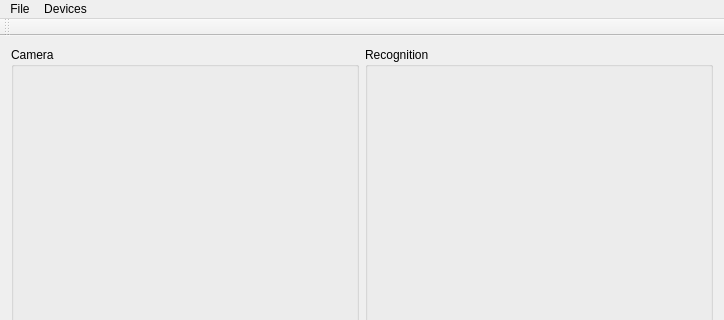
This is mainwindow.ui in tvabramov/WebCamRecognizer as Qt 5 draws it before an edit; both pictures show x 0 to 724 and y 0 to 320 of the 724 by 608 pixel window. The edited form follows.
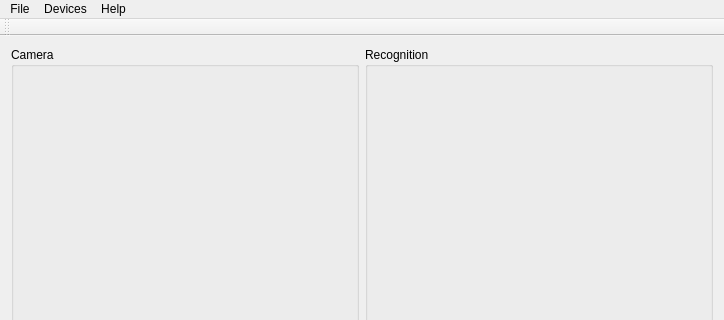
This is the edited form. Icons and pictures are not drawn.

The edit to the form file:
```diff
--- a/mainwindow.ui
+++ b/mainwindow.ui
@@ -174,8 +174,16 @@
      <string>Devices</string>
     </property>
    </widget>
+   <widget class="QMenu" name="menuHelp">
+    <property name="title">
+     <string>Help</string>
+    </property>
+    <addaction name="actionAboutProgram"/>
+    <addaction name="actionAboutQt"/>
+   </widget>
    <addaction name="menuFile"/>
    <addaction name="menuDevices"/>
+   <addaction name="menuHelp"/>
   </widget>
   <widget class="QToolBar" name="mainToolBar">
    <attribute name="toolBarArea">
```
Left out of the diff: 38 changed lines with no effect on the pictures.
